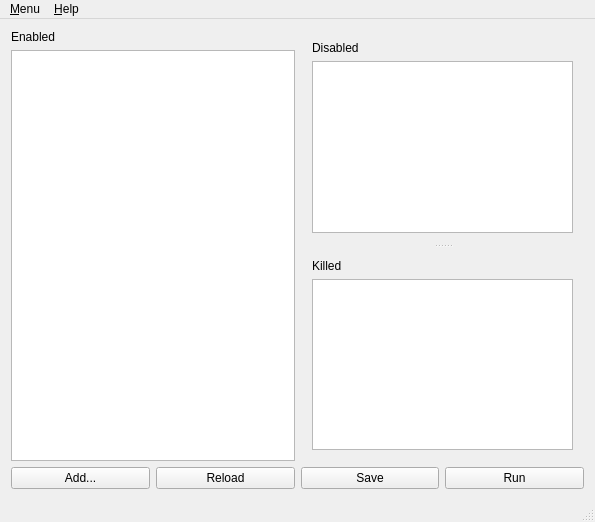
MarioUnoDueTreQuattro/KillManagerQt, file mainwindow.ui: the form before one commit.
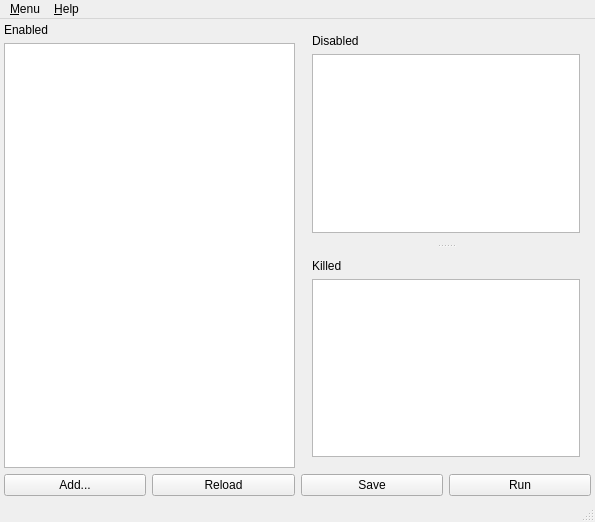
The form after the commit. Icons and pictures are not drawn. Custom widgets are drawn as their Qt base class.

Diff of the .ui file:
```diff
--- a/mainwindow.ui
+++ b/mainwindow.ui
@@ -15,6 +15,18 @@
   </property>
   <widget class="QWidget" name="centralWidget">
    <layout class="QVBoxLayout" name="verticalLayout_5">
+    <property name="leftMargin">
+     <number>4</number>
+    </property>
+    <property name="topMargin">
+     <number>4</number>
+    </property>
+    <property name="rightMargin">
+     <number>4</number>
+    </property>
+    <property name="bottomMargin">
+     <number>4</number>
+    </property>
     <item>
      <layout class="QVBoxLayout" name="verticalLayout_4">
       <item>
```
